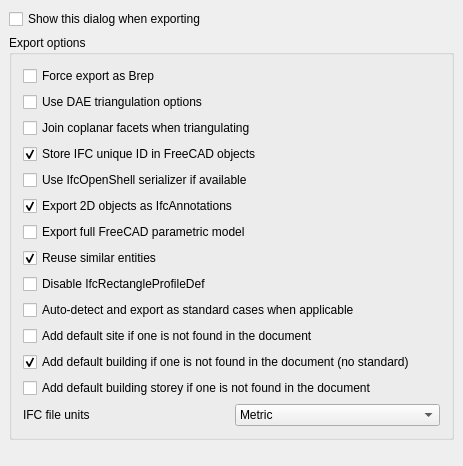
This is src/Mod/Arch/Resources/ui/preferences-ifc-export.ui in southseact-3d/fcd as Qt 5 draws it before an edit. The edited form follows.
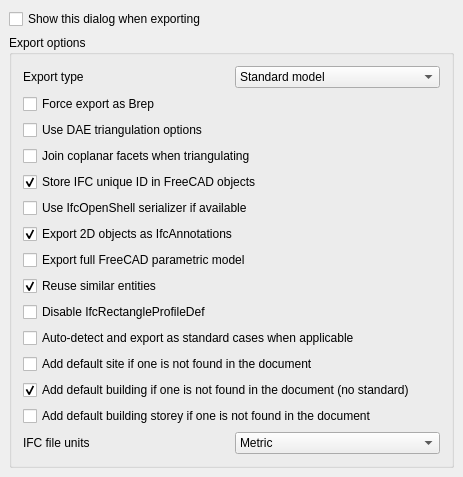
This is the edited form. Custom widgets are drawn as their Qt base class.

Commit message: Arch: Allow to export structural analysis model to IFC

```diff
--- a/src/Mod/Arch/Resources/ui/preferences-ifc-export.ui
+++ b/src/Mod/Arch/Resources/ui/preferences-ifc-export.ui
@@ -39,6 +39,45 @@
       <string>Export options</string>
      </property>
      <layout class="QVBoxLayout" name="verticalLayout_2">
+      <item>
+       <layout class="QHBoxLayout" name="horizontalLayout_2">
+        <item>
+         <widget class="QLabel" name="label_2">
+          <property name="text">
+           <string>Export type</string>
+          </property>
+         </widget>
+        </item>
+        <item>
+         <widget class="Gui::PrefComboBox" name="comboBox">
+          <property name="toolTip">
+           <string>The type of objects you wish to export: Standard (solid objects), wireframe model for structural analysis, or both in a same model</string>
+          </property>
+          <property name="prefEntry" stdset="0">
+           <cstring>ifcExportModel</cstring>
+          </property>
+          <property name="prefPath" stdset="0">
+           <cstring>Mod/Arch</cstring>
+          </property>
+          <item>
+           <property name="text">
+            <string>Standard model</string>
+           </property>
+          </item>
+          <item>
+           <property name="text">
+            <string>Structural analysis</string>
+           </property>
+          </item>
+          <item>
+           <property name="text">
+            <string>Standard + structural</string>
+           </property>
+          </item>
+         </widget>
+        </item>
+       </layout>
+      </item>
       <item>
        <widget class="Gui::PrefCheckBox" name="checkBox">
         <property name="toolTip">
```
The commit also changes 4 other files.
